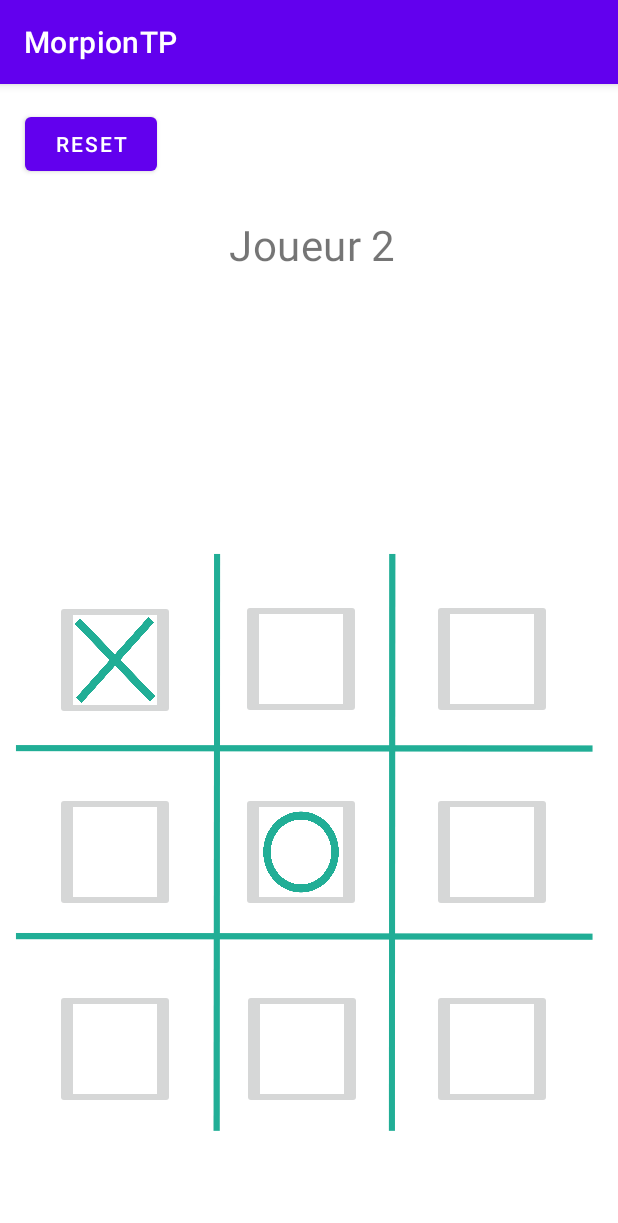
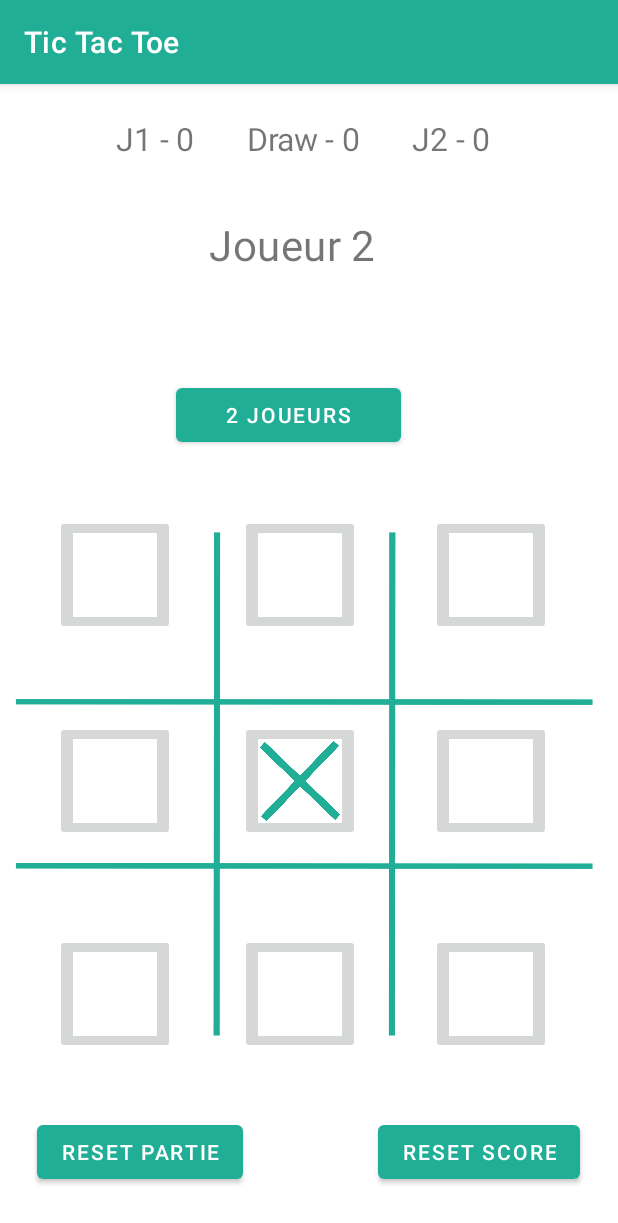
Before and after one commit to Baflee/morpion, an Android app: the screen it shows after launch (MainActivity), after a tap on "Case", on a phone screen of 412 x 824 dp. Shown: the top 1223 px of the screen. Run offline under Robolectric (Android 15) with nearby library versions, the phone set to English and light mode, and no system bars; 1 other tap on this screen came first.

Commit message:
added gamemodes and fix last second bug

```diff
--- a/app/src/main/java/com/example/morpiontp/MainActivity.java
+++ b/app/src/main/java/com/example/morpiontp/MainActivity.java
@@ -10,12 +10,28 @@ import android.widget.ImageButton;
 import android.widget.ImageView;
 import android.widget.TextView;
 
+import java.util.Random;
+
 public class MainActivity extends AppCompatActivity {
+    //Plateau & Cellules
     private int [] tv = {0,0,0,0,0,0,0,0,0};
     private ImageButton[] tb = new ImageButton[9];
     private boolean peutjouer = true;
-    private int joueur = 1;
+
+    //Type de Jeu : 1 Joueur = Joueur vs hasard | 2 Joueurs = LAN
+    private int joueur = 2;
+    Random rand = new Random();
+
+
+    //Score
+    private int joueur1Score = 0;
+    private int joueur2Score = 0;
+    private int drawScore = 0;
+
+    //Mouvement : Si c'est egale a 9 = draws
     private int mouvement = 0;
+
+    // Variable gagnant + postion gagnante
     private boolean fini = false;
     private int gagne = -1;
     int[][] tvWins = {{0, 1, 2}, {3, 4, 5}, {6, 7, 8},
@@ -41,6 +57,22 @@ public class MainActivity extends AppCompatActivity {
         tb[8] = (ImageButton)findViewById(R.id.bottomright);
     }
 
+    public void refJoueur(View view) {
+        Button gamemodeplayer = (Button) view;
+        if(joueur == 2) {
+            gamemodeplayer.setText("1 Joueur");
+            joueur = 1;
+
+            if(!peutjouer) {
+                Joueur2ChoisisCellule();
+            }
+
+        } else {
+            gamemodeplayer.setText("2 Joueurs");
+            joueur = 2;
+        }
+    }
+
     private void refPeutJouer(View view) {
         ImageButton button = (ImageButton) view;
 
@@ -59,25 +91,28 @@ public class MainActivity extends AppCompatActivity {
 
             if (peutjouer) {
                 tb[index].setImageResource(R.drawable.cellx);
-                joueur = 1;
                 TextView status = findViewById(R.id.player);
                 tv[index] = 1;
-                status.setText("Joueur 1");
+                status.setText("Joueur 2");
                 peutjouer = false;
-            } else {
+                mouvement++;
+
+                Joueur2ChoisisCellule();
+
+            } else if (joueur == 2) {
                 tb[index].setImageResource(R.drawable.cello);
-                joueur = 2;
                 TextView status = findViewById(R.id.player);
                 tv[index] = 2;
-                status.setText("Joueur 2");
+                status.setText("Joueur 1");
                 peutjouer = true;
+                mouvement++;
             }
-            mouvement++;
         }
     };
 
     private void refGagne() {
         TextView matchState = findViewById(R.id.winlose);
+        TextView score = findViewById(R.id.score);
 
         for(int[] tvWin : tvWins) {
             if (tv[tvWin[0]] == tv[tvWin[1]] &&
@@ -96,25 +131,46 @@ public class MainActivity extends AppCompatActivity {
             }
         }
 
-        switch(gagne) {
+        if(fini != true) {
+            switch (gagne) {
                 case -1:
                     matchState.setText("");
                     break;
                 case 0:
                     matchState.setText("Match Nul");
+                    drawScore++;
                     fini = true;
                     break;
                 case 1:
                     matchState.setText("Joueur 1 Gagnant");
+                    joueur1Score++;
                     fini = true;
                     break;
                 case 2:
                     matchState.setText("Joueur 2 Gagnant");
+                    joueur2Score++;
                     fini = true;
                     break;
             }
+        }
+        score.setText(" J1 - " + joueur1Score + "       Draw - " + drawScore + "       J2 - " + joueur2Score );
     };
 
+    private void Joueur2ChoisisCellule() {
+        TextView status = findViewById(R.id.player);
+        if(joueur == 1 && mouvement < 8) {
+            while(!peutjouer) {
+                int randomIndex = rand.nextInt(8);
+                if(tv[randomIndex] == 0) {
+                    tb[randomIndex].setImageResource(R.drawable.cello);
+                    tv[randomIndex] = 2;
+                    status.setText("Joueur 1");
+                    mouvement++;
+                    peutjouer = true;
+                }
+            }
+        }
+    }
 
     public void resetPlateau(View view) {
         for (int i = 0; i < tv.length; i++) {
@@ -128,6 +184,13 @@ public class MainActivity extends AppCompatActivity {
         refGagne();
     }
 
+    public void resetScore(View view) {
+        joueur1Score = 0;
+        joueur2Score = 0;
+        drawScore = 0;
+        resetPlateau(view);
+        refGagne();
+    }
 
     public void choisirCellule(View view) {
         ImageButton button = (ImageButton) view;
--- a/app/src/main/res/layout/activity_main.xml
+++ b/app/src/main/res/layout/activity_main.xml
@@ -16,14 +16,14 @@
         android:text="@string/player1"
         app:layout_constraintBottom_toBottomOf="parent"
         app:layout_constraintEnd_toEndOf="parent"
-        app:layout_constraintHorizontal_bias="0.504"
+        app:layout_constraintHorizontal_bias="0.463"
         app:layout_constraintStart_toStartOf="parent"
         app:layout_constraintTop_toTopOf="parent"
         app:layout_constraintVertical_bias="0.119" />
 
     <TextView
         android:id="@+id/winlose"
-        android:layout_width="250dp"
+        android:layout_width="200dp"
         android:layout_height="39dp"
         android:gravity="center"
         android:scaleX="1.5"
@@ -31,40 +31,41 @@
         android:text="@string/winlose"
         app:layout_constraintBottom_toBottomOf="parent"
         app:layout_constraintEnd_toEndOf="parent"
-        app:layout_constraintHorizontal_bias="0.467"
+        app:layout_constraintHorizontal_bias="0.469"
         app:layout_constraintStart_toStartOf="parent"
         app:layout_constraintTop_toTopOf="parent"
-        app:layout_constraintVertical_bias="0.176" />
+        app:layout_constraintVertical_bias="0.174" />
+
+    <TextView
+        android:id="@+id/score"
+        android:layout_width="200dp"
+        android:layout_height="39dp"
+        android:gravity="center"
+        android:scaleX="1.5"
+        android:scaleY="1.5"
+        android:text="@string/winlose"
+        app:layout_constraintBottom_toBottomOf="parent"
+        app:layout_constraintEnd_toEndOf="parent"
+        app:layout_constraintHorizontal_bias="0.469"
+        app:layout_constraintStart_toStartOf="parent"
+        app:layout_constraintTop_toTopOf="parent"
+        app:layout_constraintVertical_bias="0.023" />
 
     <ImageView
         android:id="@+id/grid"
         android:layout_width="wrap_content"
-        android:layout_height="wrap_content"
-        android:layout_marginTop="250dp"
+        android:layout_height="0dp"
+        android:layout_marginStart="5dp"
+        android:layout_marginEnd="5dp"
         android:contentDescription="@string/grid"
-        app:layout_constraintBottom_toBottomOf="parent"
+        android:scaleType="fitXY"
+        app:layout_constraintBottom_toBottomOf="@+id/bottomcenter"
         app:layout_constraintEnd_toEndOf="parent"
-        app:layout_constraintHorizontal_bias="0.0"
         app:layout_constraintStart_toStartOf="parent"
-        app:layout_constraintTop_toTopOf="parent"
-        app:layout_constraintVertical_bias="0.512"
+        app:layout_constraintTop_toTopOf="@+id/topcenter"
+        app:layout_constraintVertical_bias="0.0"
         app:srcCompat="@drawable/grid"
         tools:ignore="ImageContrastCheck" />
-
-    <ImageButton
-        android:id="@+id/topleft"
-        android:layout_width="80dp"
-        android:layout_height="80dp"
-        android:contentDescription="@string/grid"
-        android:onClick="choisirCellule"
-        android:scaleType="fitXY"
-        app:layout_constraintBottom_toBottomOf="parent"
-        app:layout_constraintEnd_toEndOf="parent"
-        app:layout_constraintHorizontal_bias="0.111"
-        app:layout_constraintStart_toStartOf="parent"
-        app:layout_constraintTop_toTopOf="parent"
-        app:srcCompat="@drawable/cell"
-        tools:ignore="SpeakableTextPresentCheck,ImageContrastCheck,DuplicateSpeakableTextCheck,DuplicateSpeakableTextCheck" />
 
     <ImageButton
         android:id="@+id/middlecenter"
@@ -72,13 +73,13 @@
         android:layout_height="80dp"
         android:contentDescription="@string/description_case"
         android:onClick="choisirCellule"
-        android:scaleType="fitXY"
+        android:scaleType="fitCenter"
         app:layout_constraintBottom_toBottomOf="parent"
         app:layout_constraintEnd_toEndOf="parent"
-        app:layout_constraintHorizontal_bias="0.483"
+        app:layout_constraintHorizontal_bias="0.482"
         app:layout_constraintStart_toStartOf="parent"
         app:layout_constraintTop_toTopOf="parent"
-        app:layout_constraintVertical_bias="0.686"
+        app:layout_constraintVertical_bias="0.617"
         app:srcCompat="@drawable/cell"
         tools:ignore="ImageContrastCheck,DuplicateSpeakableTextCheck" />
 
@@ -88,13 +89,13 @@
         android:layout_height="80dp"
         android:contentDescription="@string/description_case"
         android:onClick="choisirCellule"
-        android:scaleType="fitXY"
+        android:scaleType="fitCenter"
         app:layout_constraintBottom_toBottomOf="parent"
         app:layout_constraintEnd_toEndOf="parent"
         app:layout_constraintHorizontal_bias="0.111"
         app:layout_constraintStart_toStartOf="parent"
         app:layout_constraintTop_toTopOf="parent"
-        app:layout_constraintVertical_bias="0.877"
+        app:layout_constraintVertical_bias="0.824"
         app:srcCompat="@drawable/cell"
         tools:ignore="ImageContrastCheck" />
 
@@ -104,13 +105,13 @@
         android:layout_height="80dp"
         android:contentDescription="@string/description_case"
         android:onClick="choisirCellule"
-        android:scaleType="fitXY"
+        android:scaleType="fitCenter"
         app:layout_constraintBottom_toBottomOf="parent"
         app:layout_constraintEnd_toEndOf="parent"
-        app:layout_constraintHorizontal_bias="0.486"
+        app:layout_constraintHorizontal_bias="0.482"
         app:layout_constraintStart_toStartOf="parent"
         app:layout_constraintTop_toTopOf="parent"
-        app:layout_constraintVertical_bias="0.877"
+        app:layout_constraintVertical_bias="0.824"
         app:srcCompat="@drawable/cell"
         tools:ignore="ImageContrastCheck" />
 
@@ -120,13 +121,13 @@
         android:layout_height="80dp"
         android:contentDescription="@string/description_case"
         android:onClick="choisirCellule"
-        android:scaleType="fitXY"
+        android:scaleType="fitCenter"
         app:layout_constraintBottom_toBottomOf="parent"
         app:layout_constraintEnd_toEndOf="parent"
-        app:layout_constraintHorizontal_bias="0.867"
+        app:layout_constraintHorizontal_bias="0.866"
         app:layout_constraintStart_toStartOf="parent"
         app:layout_constraintTop_toTopOf="parent"
-        app:layout_constraintVertical_bias="0.877"
+        app:layout_constraintVertical_bias="0.824"
         app:srcCompat="@drawable/cell"
         tools:ignore="ImageContrastCheck" />
 
@@ -136,13 +137,13 @@
         android:layout_height="80dp"
         android:contentDescription="@string/description_case"
         android:onClick="choisirCellule"
-        android:scaleType="fitXY"
+        android:scaleType="fitCenter"
         app:layout_constraintBottom_toBottomOf="parent"
         app:layout_constraintEnd_toEndOf="parent"
-        app:layout_constraintHorizontal_bias="0.867"
+        app:layout_constraintHorizontal_bias="0.866"
         app:layout_constraintStart_toStartOf="parent"
         app:layout_constraintTop_toTopOf="parent"
-        app:layout_constraintVertical_bias="0.499"
+        app:layout_constraintVertical_bias="0.418"
         app:srcCompat="@drawable/cell"
         tools:ignore="ImageContrastCheck" />
 
@@ -152,13 +153,13 @@
         android:layout_height="80dp"
         android:contentDescription="@string/description_case"
         android:onClick="choisirCellule"
-        android:scaleType="fitXY"
+        android:scaleType="fitCenter"
         app:layout_constraintBottom_toBottomOf="parent"
         app:layout_constraintEnd_toEndOf="@+id/grid"
-        app:layout_constraintHorizontal_bias="0.867"
+        app:layout_constraintHorizontal_bias="0.866"
         app:layout_constraintStart_toStartOf="parent"
         app:layout_constraintTop_toTopOf="parent"
-        app:layout_constraintVertical_bias="0.686"
+        app:layout_constraintVertical_bias="0.617"
         app:srcCompat="@drawable/cell"
         tools:ignore="ImageContrastCheck" />
 
@@ -169,13 +170,13 @@
         android:layout_marginStart="32dp"
         android:contentDescription="@string/description_case"
         android:onClick="choisirCellule"
-        android:scaleType="fitXY"
+        android:scaleType="fitCenter"
         app:layout_constraintBottom_toBottomOf="parent"
         app:layout_constraintEnd_toEndOf="parent"
         app:layout_constraintHorizontal_bias="0.016"
         app:layout_constraintStart_toStartOf="@+id/grid"
         app:layout_constraintTop_toTopOf="parent"
-        app:layout_constraintVertical_bias="0.686"
+        app:layout_constraintVertical_bias="0.617"
         app:srcCompat="@drawable/cell"
         tools:ignore="ImageContrastCheck" />
 
@@ -185,30 +186,74 @@
         android:layout_height="80dp"
         android:contentDescription="@string/description_case"
         android:onClick="choisirCellule"
-        android:scaleType="fitXY"
+        android:scaleType="fitCenter"
         android:visibility="visible"
         app:layout_constraintBottom_toBottomOf="parent"
         app:layout_constraintEnd_toEndOf="parent"
-        app:layout_constraintHorizontal_bias="0.483"
+        app:layout_constraintHorizontal_bias="0.482"
         app:layout_constraintStart_toStartOf="parent"
         app:layout_constraintTop_toTopOf="parent"
-        app:layout_constraintVertical_bias="0.499"
+        app:layout_constraintVertical_bias="0.418"
         app:srcCompat="@drawable/cell"
         tools:ignore="ImageContrastCheck" />
 
+    <ImageButton
+        android:id="@+id/topleft"
+        android:layout_width="80dp"
+        android:layout_height="80dp"
+        android:contentDescription="@string/grid"
+        android:onClick="choisirCellule"
+        android:scaleType="fitCenter"
+        app:layout_constraintBottom_toBottomOf="parent"
+        app:layout_constraintEnd_toEndOf="parent"
+        app:layout_constraintHorizontal_bias="0.11"
+        app:layout_constraintStart_toStartOf="parent"
+        app:layout_constraintTop_toTopOf="parent"
+        app:layout_constraintVertical_bias="0.418"
+        app:srcCompat="@drawable/cell"
+        tools:ignore="SpeakableTextPresentCheck,ImageContrastCheck,DuplicateSpeakableTextCheck,DuplicateSpeakableTextCheck" />
+
     <Button
-        android:id="@+id/reset"
+        android:id="@+id/resetPartie"
+        android:layout_width="wrap_content"
+        android:layout_height="wrap_content"
+        android:layout_marginStart="25dp"
+        android:layout_marginEnd="250dp"
+        android:onClick="resetPlateau"
+        android:text="@string/reset_partie"
+        app:layout_constraintBottom_toBottomOf="parent"
+        app:layout_constraintEnd_toEndOf="parent"
+        app:layout_constraintHorizontal_bias="1.0"
+        app:layout_constraintStart_toStartOf="parent"
+        app:layout_constraintTop_toTopOf="parent"
+        app:layout_constraintVertical_bias="0.956" />
+
+    <Button
+        android:id="@+id/resetScore"
         android:layout_width="wrap_content"
         android:layout_height="wrap_content"
         android:layout_marginStart="16dp"
-        android:layout_marginTop="16dp"
-        android:layout_marginEnd="307dp"
-        android:layout_marginBottom="58dp"
-        android:onClick="resetPlateau"
-        android:text="@string/reset"
+        android:layout_marginEnd="25dp"
+        android:onClick="resetScore"
+        android:text="@string/reset_score"
+        app:layout_constraintBottom_toBottomOf="parent"
+        app:layout_constraintEnd_toEndOf="parent"
+        app:layout_constraintHorizontal_bias="1.0"
+        app:layout_constraintStart_toStartOf="parent"
+        app:layout_constraintTop_toTopOf="parent"
+        app:layout_constraintVertical_bias="0.956" />
+
+    <Button
+        android:id="@+id/button"
+        android:layout_width="150dp"
+        android:layout_height="wrap_content"
+        android:onClick="refJoueur"
+        android:text="@string/match2joueurs"
         app:layout_constraintBottom_toTopOf="@+id/grid"
         app:layout_constraintEnd_toEndOf="parent"
+        app:layout_constraintHorizontal_bias="0.448"
         app:layout_constraintStart_toStartOf="parent"
-        app:layout_constraintTop_toTopOf="parent" />
+        app:layout_constraintTop_toTopOf="parent"
+        app:layout_constraintVertical_bias="0.821" />
 
 </androidx.constraintlayout.widget.ConstraintLayout>
--- a/app/src/main/res/values/colors.xml
+++ b/app/src/main/res/values/colors.xml
@@ -1,6 +1,7 @@
 <?xml version="1.0" encoding="utf-8"?>
 <resources>
-    <color name="purple_200">#FFBB86FC</color>
+    <color name="green">#21AE96</color>
+    <color name="purple_200">#FF6200EE</color>
     <color name="purple_500">#FF6200EE</color>
     <color name="purple_700">#FF3700B3</color>
     <color name="teal_200">#FF03DAC5</color>
--- a/app/src/main/res/values/strings.xml
+++ b/app/src/main/res/values/strings.xml
@@ -1,12 +1,15 @@
 <resources>
-    <string name="app_name">MorpionTP</string>
+    <string name="app_name">Tic Tac Toe</string>
     <string name="player1">Joueur 1</string>
     <string name="player2">Joueur 2</string>
+    <string name="match1joueur">1 Joueur</string>
+    <string name="match2joueurs">2 Joueurs</string>
     <string name="win">Win</string>
     <string name="loose">Loose</string>
     <string name="draw">Draw</string>
     <string name="grid">Grid</string>
-    <string name="reset">Reset</string>
+    <string name="reset_partie">Reset Partie</string>
+    <string name="reset_score">Reset Score</string>
     <string name="description_case">Case</string>
     <string name="winlose" />
 </resources>
--- a/app/src/main/res/values/themes.xml
+++ b/app/src/main/res/values/themes.xml
@@ -2,8 +2,8 @@
     <!-- Base application theme. -->
     <style name="Theme.MorpionTP" parent="Theme.MaterialComponents.DayNight.DarkActionBar">
         <!-- Primary brand color. -->
-        <item name="colorPrimary">@color/purple_500</item>
-        <item name="colorPrimaryVariant">@color/purple_700</item>
+        <item name="colorPrimary">@color/green</item>
+        <item name="colorPrimaryVariant">@color/green</item>
         <item name="colorOnPrimary">@color/white</item>
         <!-- Secondary brand color. -->
         <item name="colorSecondary">@color/teal_200</item>
```
Lines whose indentation alone changed are shown as unchanged.
